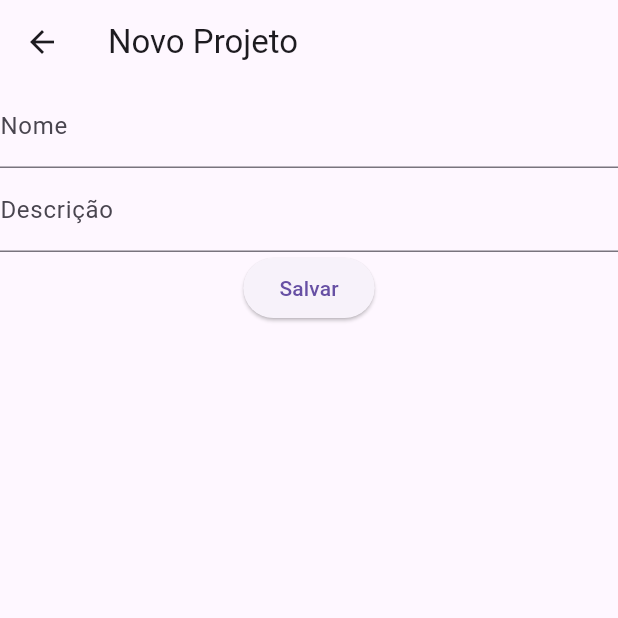
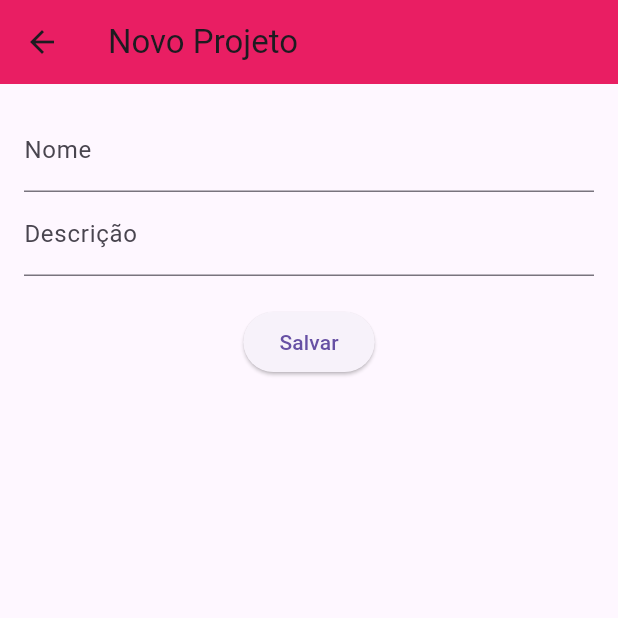
Before and after one commit to sophiaMileski/projeto_curriculo_dsdm, a Flutter app: the FormProjeto screen opened directly, on a phone screen of 412 x 824 dp, the top half of it. Run offline on Flutter 3.47's test engine with Material 3 defaults, Android fonts, the phone set to English and light mode, and no system bars.

Commit message:
forms projetos

```diff
--- a/lib/main.dart
+++ b/lib/main.dart
@@ -247,8 +247,13 @@ class FormProjeto extends StatelessWidget {
     TextEditingController descricao = TextEditingController();
 
     return Scaffold(
-      appBar: AppBar(title: Text("Novo Projeto")),
-      body: Column(
+      appBar: AppBar(
+        title: Text("Novo Projeto"),
+        backgroundColor: Colors.pink,
+      ),
+      body: Padding(
+        padding: EdgeInsets.all(16),
+        child: Column(
           children: [
             TextField(
               controller: nome,
@@ -258,14 +263,17 @@ class FormProjeto extends StatelessWidget {
               controller: descricao,
               decoration: InputDecoration(labelText: "Descrição"),
             ),
-
+            SizedBox(height: 20),
             ElevatedButton(
               onPressed: () {
+                if (nome.text != '' && descricao.text != '') {
                   Navigator.pop(context, Projeto(nome.text, descricao.text));
+                }
               },
               child: Text("Salvar"),
-          )
+            ),
           ],
+        ),
       ),
     );
   }
```
Lines whose indentation alone changed are shown as unchanged.
